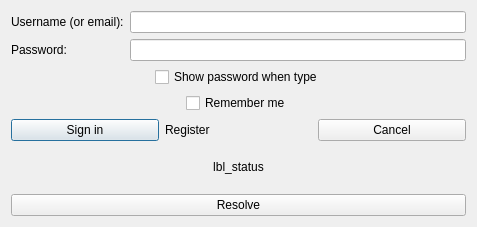
This is hub/forms/DlgLogin.ui in subutai-io/control-center as Qt 5 draws it before an edit. The edited form follows.
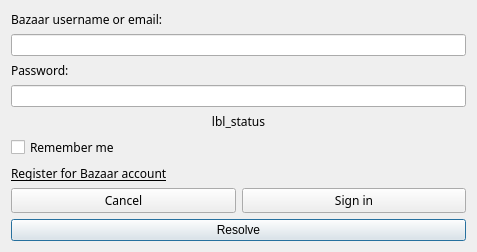
This is the edited form. Icons and pictures are not drawn.

Commit message: Added show password icon to login Dlg #1066

```diff
--- a/hub/forms/DlgLogin.ui
+++ b/hub/forms/DlgLogin.ui
@@ -7,11 +7,11 @@
     <x>0</x>
     <y>0</y>
     <width>477</width>
-    <height>227</height>
+    <height>248</height>
    </rect>
   </property>
   <property name="windowTitle">
-   <string>Bazaar Account Login</string>
+   <string>Control Center Login</string>
   </property>
   <property name="windowIcon">
    <iconset resource="../../resources/resources.qrc">
@@ -20,24 +20,62 @@
   <layout class="QVBoxLayout" name="verticalLayout">
    <item>
     <layout class="QGridLayout" name="gridLayout_5">
+     <item row="5" column="0">
+      <widget class="QPushButton" name="btn_resolve">
+       <property name="text">
+        <string>Resolve</string>
+       </property>
+      </widget>
+     </item>
+     <item row="1" column="0">
+      <layout class="QGridLayout" name="gridLayout_4" columnstretch="2,0">
+       <item row="0" column="0">
+        <widget class="QLabel" name="lbl_status">
+         <property name="font">
+          <font>
+           <family>Linux Biolinum O</family>
+          </font>
+         </property>
+         <property name="text">
+          <string>lbl_status</string>
+         </property>
+         <property name="textFormat">
+          <enum>Qt::RichText</enum>
+         </property>
+         <property name="alignment">
+          <set>Qt::AlignCenter</set>
+         </property>
+        </widget>
+       </item>
+      </layout>
+     </item>
      <item row="3" column="0">
       <layout class="QGridLayout" name="gridLayout_2">
-       <item row="0" column="0">
+       <item row="0" column="1">
         <widget class="QPushButton" name="btn_ok">
+         <property name="font">
+          <font>
+           <family>Linux Biolinum O</family>
+          </font>
+         </property>
+         <property name="styleSheet">
+          <string notr="true">rgb(136, 138, 133)</string>
+         </property>
          <property name="text">
           <string>Sign in</string>
          </property>
         </widget>
        </item>
-       <item row="0" column="1">
-        <widget class="QLabel" name="lbl_register_link">
-         <property name="text">
-          <string>Register</string>
-         </property>
-        </widget>
-       </item>
-       <item row="0" column="2">
+       <item row="0" column="0">
         <widget class="QPushButton" name="btn_cancel">
+         <property name="font">
+          <font>
+           <family>Linux Biolinum O</family>
+          </font>
+         </property>
+         <property name="autoFillBackground">
+          <bool>false</bool>
+         </property>
          <property name="text">
           <string>Cancel</string>
          </property>
@@ -46,25 +84,35 @@
       </layout>
      </item>
      <item row="0" column="0">
-      <layout class="QGridLayout" name="gridLayout" columnstretch="1,3">
-       <item row="0" column="0">
+      <layout class="QVBoxLayout" name="verticalLayout_2">
+       <item>
         <widget class="QLabel" name="lbl_login">
+         <property name="font">
+          <font>
+           <family>Linux Biolinum O</family>
+          </font>
+         </property>
          <property name="text">
-          <string>Username (or email):</string>
+          <string>Bazaar username or email:</string>
          </property>
         </widget>
        </item>
-       <item row="0" column="1">
+       <item>
         <widget class="QLineEdit" name="le_login"/>
        </item>
-       <item row="1" column="0">
+       <item>
         <widget class="QLabel" name="lbl_password">
+         <property name="font">
+          <font>
+           <family>Linux Biolinum O</family>
+          </font>
+         </property>
          <property name="text">
           <string>Password:</string>
          </property>
         </widget>
        </item>
-       <item row="1" column="1">
+       <item>
         <widget class="QLineEdit" name="le_password">
          <property name="echoMode">
           <enum>QLineEdit::Password</enum>
@@ -73,100 +121,35 @@
        </item>
       </layout>
      </item>
-     <item row="4" column="0">
-      <widget class="QLabel" name="lbl_status">
-       <property name="text">
-        <string>lbl_status</string>
-       </property>
-       <property name="textFormat">
-        <enum>Qt::RichText</enum>
-       </property>
-       <property name="alignment">
-        <set>Qt::AlignCenter</set>
-       </property>
-      </widget>
-     </item>
-     <item row="1" column="0">
-      <layout class="QGridLayout" name="gridLayout_4" columnstretch="2,1,2">
-       <item row="0" column="0">
-        <spacer name="horizontalSpacer_3">
-         <property name="orientation">
-          <enum>Qt::Horizontal</enum>
-         </property>
-         <property name="sizeHint" stdset="0">
-          <size>
-           <width>28</width>
-           <height>20</height>
-          </size>
-         </property>
-        </spacer>
-       </item>
-       <item row="0" column="1">
-        <widget class="QCheckBox" name="cb_show_pass">
-         <property name="text">
-          <string>Show password when type</string>
-         </property>
-        </widget>
-       </item>
-       <item row="0" column="2">
-        <spacer name="horizontalSpacer_4">
-         <property name="orientation">
-          <enum>Qt::Horizontal</enum>
-         </property>
-         <property name="sizeHint" stdset="0">
-          <size>
-           <width>18</width>
-           <height>20</height>
-          </size>
-         </property>
-        </spacer>
-       </item>
-      </layout>
-     </item>
      <item row="2" column="0">
-      <layout class="QGridLayout" name="gridLayout_3" columnstretch="2,1,2">
+      <layout class="QGridLayout" name="gridLayout_3" columnstretch="2">
        <item row="0" column="0">
-        <spacer name="horizontalSpacer">
-         <property name="orientation">
-          <enum>Qt::Horizontal</enum>
-         </property>
-         <property name="sizeHint" stdset="0">
-          <size>
-           <width>28</width>
-           <height>20</height>
-          </size>
-         </property>
-        </spacer>
-       </item>
-       <item row="0" column="1">
         <widget class="QCheckBox" name="cb_save_credentials">
+         <property name="font">
+          <font>
+           <family>Linux Biolinum O</family>
+          </font>
+         </property>
          <property name="text">
           <string>Remember me</string>
          </property>
         </widget>
        </item>
-       <item row="0" column="2">
-        <spacer name="horizontalSpacer_2">
-         <property name="orientation">
-          <enum>Qt::Horizontal</enum>
+       <item row="1" column="0">
+        <widget class="QLabel" name="lbl_register_link">
+         <property name="font">
+          <font>
+           <family>Linux Biolinum O</family>
+           <underline>true</underline>
+          </font>
          </property>
-         <property name="sizeHint" stdset="0">
-          <size>
-           <width>18</width>
-           <height>20</height>
-          </size>
+         <property name="text">
+          <string>Register for Bazaar account</string>
          </property>
-        </spacer>
+        </widget>
        </item>
       </layout>
      </item>
-     <item row="5" column="0">
-      <widget class="QPushButton" name="btn_resolve">
-       <property name="text">
-        <string>Resolve</string>
-       </property>
-      </widget>
-     </item>
     </layout>
    </item>
   </layout>
```
Left out of the diff: 1 changed line with no effect on the pictures. The commit also changes 4 other files.
